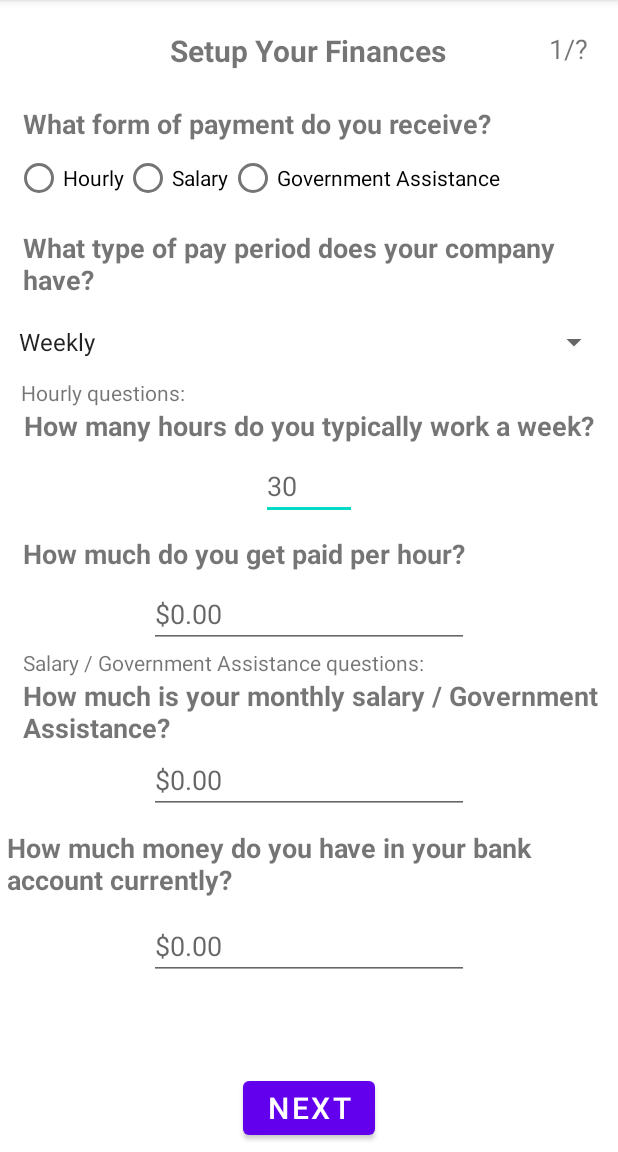
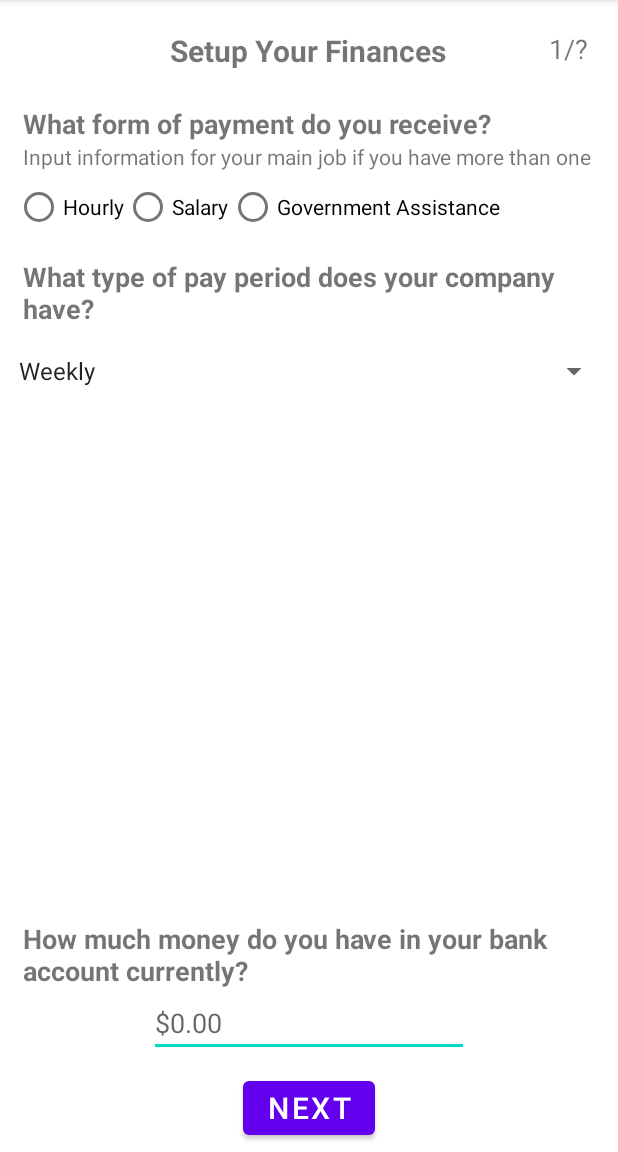
Before and after one commit to Fennrii/BudgetApp, an Android app: the SetupP1 screen opened directly, with no data from a screen before it, on a phone screen of 412 x 824 dp, the part 84-1236 px from its top. Run offline under Robolectric (Android 15) with nearby library versions, the phone set to English and light mode, and no system bars.

Commit message:
Updated Page 1 ui

```diff
--- a/app/src/main/java/com/example/litebudgeting/SetupP1.java
+++ b/app/src/main/java/com/example/litebudgeting/SetupP1.java
@@ -7,6 +7,9 @@ import android.os.Bundle;
 import android.view.View;
 import android.widget.ArrayAdapter;
 import android.widget.Button;
+import android.widget.CompoundButton;
+import android.widget.RadioButton;
+import android.widget.RadioGroup;
 import android.widget.Spinner;
 
 public class SetupP1 extends AppCompatActivity {
@@ -16,18 +19,38 @@ public class SetupP1 extends AppCompatActivity {
         super.onCreate(savedInstanceState);
         setContentView(R.layout.activity_setup_p1);
 
+        RadioButton hourly = findViewById(R.id.hourly_pay);
+        RadioButton salary = findViewById(R.id.salary_pay);
+        RadioButton government = findViewById(R.id.government_pay);
+
+        RadioGroup radioGroup = findViewById(R.id.payment_form);
+
+        radioGroup.setOnCheckedChangeListener((group, checkedId) -> {
+            if (hourly.isChecked()) {
+                findViewById(R.id.hourly_work_txt).setVisibility(View.VISIBLE);
+                findViewById(R.id.hourly_work_edit).setVisibility(View.VISIBLE);
+                findViewById(R.id.hourly_pay_edit).setVisibility(View.VISIBLE);
+                findViewById(R.id.hourly_pay_txt).setVisibility(View.VISIBLE);
+                findViewById(R.id.salary_text).setVisibility(View.GONE);
+                findViewById(R.id.salary_edit).setVisibility(View.GONE);
+            }
+            else {
+                findViewById(R.id.salary_text).setVisibility(View.VISIBLE);
+                findViewById(R.id.salary_edit).setVisibility(View.VISIBLE);
+                findViewById(R.id.hourly_work_txt).setVisibility(View.GONE);
+                findViewById(R.id.hourly_work_edit).setVisibility(View.GONE);
+                findViewById(R.id.hourly_pay_edit).setVisibility(View.GONE);
+                findViewById(R.id.hourly_pay_txt).setVisibility(View.GONE);
+            }
+        });
+
         nextPageButton();
         spinner();
     }
 
     private void nextPageButton() {
-        Button nextButton = (Button) findViewById(R.id.btnNextP2);
-        nextButton.setOnClickListener(new View.OnClickListener() {
-            @Override
-            public void onClick(View view) {
-                startActivity(new Intent(SetupP1.this, SetupP2.class));
-            }
-        });
+        Button nextButton = findViewById(R.id.btnNextP2);
+        nextButton.setOnClickListener(view -> startActivity(new Intent(SetupP1.this, SetupP2.class)));
     }
 
     private void spinner(){
--- a/app/src/main/res/layout/activity_setup_p1.xml
+++ b/app/src/main/res/layout/activity_setup_p1.xml
@@ -42,12 +42,22 @@
         android:textStyle="bold"
         android:id="@+id/txtPaymentTypeQ"
         />
+    <TextView
+        android:layout_width="wrap_content"
+        android:layout_height="wrap_content"
+        android:id="@+id/txtPaymentTypeQ_hint"
+        android:layout_below="@+id/txtPaymentTypeQ"
+        android:text="@string/txt_PayType_HInt"
+        android:layout_marginStart="15dp"
+        />
+
+
 
     <RadioGroup
         android:id="@+id/payment_form"
         android:layout_width="match_parent"
         android:layout_height="wrap_content"
-        android:layout_below="@id/txtPaymentTypeQ"
+        android:layout_below="@id/txtPaymentTypeQ_hint"
         android:orientation="horizontal"
         android:layout_marginStart="10dp">
 
@@ -96,16 +106,6 @@
         android:contentDescription="@string/spinner_description"
         android:tooltipText="@string/spinner_description"/>
 
-<!--    Hourly questions -->
-
-    <TextView
-        android:layout_width="wrap_content"
-        android:layout_height="wrap_content"
-        android:id="@+id/hourly"
-        android:layout_below="@+id/list_payPeriods"
-        android:layout_marginStart="14dp"
-        android:text="@string/hourly_questions"
-        />
 
 <!--    typical work hours-->
 
@@ -113,12 +113,13 @@
         android:layout_width="wrap_content"
         android:layout_height="wrap_content"
         android:id="@+id/hourly_work_txt"
-        android:layout_below="@+id/hourly"
+        android:layout_below="@+id/list_payPeriods"
         android:text="@string/hourly_work_txt"
         android:layout_centerHorizontal="true"
         android:textSize="18sp"
         android:textStyle="bold"
         android:layout_marginTop="0dp"
+        android:visibility="gone"
         />
 
     <EditText
@@ -128,10 +129,11 @@
         android:ems="3"
         android:importantForAutofill="no"
         android:layout_centerHorizontal="true"
-        android:hint="@string/hr_hint"
+        android:hint="@string/empty_int"
         android:inputType="number"
         android:layout_marginTop="5dp"
         android:id="@+id/hourly_work_edit"
+        android:visibility="gone"
         />
 
 <!--    Pay per hour-->
@@ -145,6 +147,7 @@
         android:layout_below="@id/hourly_work_edit"
         android:layout_marginStart="15dp"
         android:layout_marginTop="10dp"
+        android:visibility="gone"
         />
 
     <EditText
@@ -157,7 +160,8 @@
         android:layout_centerHorizontal="true"
         android:layout_marginTop="5dp"
         android:importantForAutofill="no"
-        android:inputType="numberDecimal"/>
+        android:inputType="numberDecimal"
+        android:visibility="gone"/>
 
 
 <!--    Salary/GA Questions-->
@@ -168,6 +172,7 @@
         android:text="@string/salary_questions"
         android:layout_below="@+id/hourly_pay_edit"
         android:layout_marginStart="15dp"
+        android:visibility="gone"
         />
 
     <TextView
@@ -179,6 +184,7 @@
         android:textStyle="bold"
         android:textSize="18sp"
         android:text="@string/Salary_text"
+        android:visibility="gone"
         />
 
     <EditText
@@ -191,6 +197,7 @@
         android:ems="10"
         android:importantForAutofill="no"
         android:inputType="numberDecimal"
+        android:visibility="gone"
         />
 
 
@@ -200,11 +207,10 @@
 <!--    Getting current bank balance -->
     <TextView
         android:text="@string/current_cash_txt"
-        android:layout_below="@+id/salary_edit"
+        android:layout_above="@+id/current_cash_edit"
         android:layout_width="wrap_content"
         android:layout_height="wrap_content"
-        android:layout_centerHorizontal="true"
-        android:layout_marginStart="10dp"
+        android:layout_marginStart="15dp"
         android:layout_marginTop="10dp"
         android:textSize="18sp"
         android:textStyle="bold"
@@ -214,13 +220,14 @@
         android:id="@+id/current_cash_edit"
         android:layout_width="wrap_content"
         android:layout_height="wrap_content"
-        android:layout_below="@+id/current_cash"
-        android:layout_marginTop="9dp"
+        android:layout_above="@+id/btnNextP2"
+        android:layout_marginBottom="10dp"
         android:ems="10"
         android:hint="@string/empty_currency"
         android:layout_centerHorizontal="true"
         android:importantForAutofill="no"
-        android:inputType="numberDecimal" />
+        android:inputType="numberDecimal"
+        />
 
 
     <!--Next Button-->
--- a/app/src/main/res/values/strings.xml
+++ b/app/src/main/res/values/strings.xml
@@ -54,13 +54,13 @@
     <string name="btnSubmitForm">Submit</string>
     <string name="empty_currency">$0.00</string>
     <string name="current_cash_txt">How much money do you have in your bank account currently?</string>
-    <string name="cash_input_hint">$10.00</string>
     <string name="hourly_work_txt">How many hours do you typically work a week?</string>
-    <string name="hr_hint">30</string>
+    <string name="empty_int">0</string>
     <string name="hourly_pay_txt_Q">How much do you get paid per hour?</string>
     <string name="salary_questions">Salary / Government Assistance questions:</string>
     <string name="hourly_questions">Hourly questions:</string>
     <string name="Salary_text">How much is your monthly salary / Government Assistance?</string>
+    <string name="txt_PayType_HInt">Input information for your main job if you have more than one</string>
     //End
 
 
```
